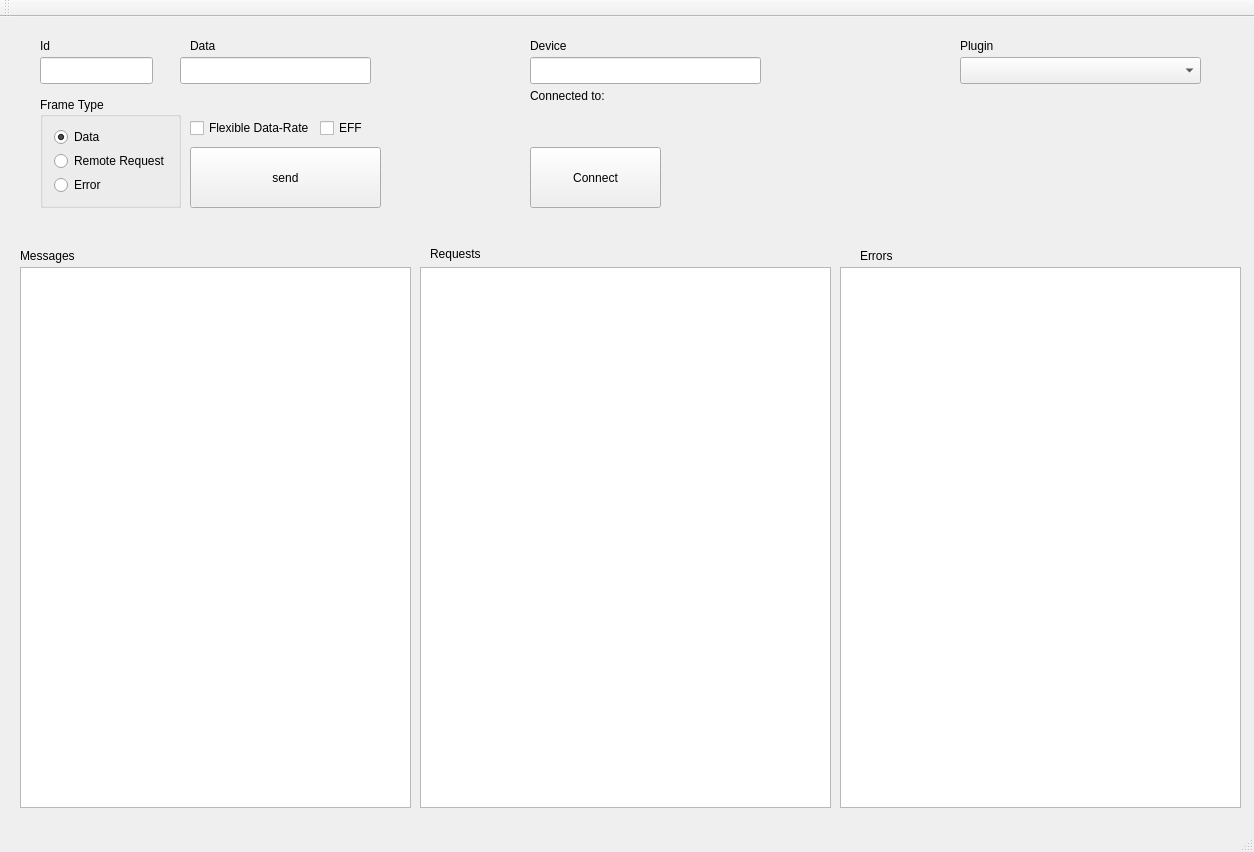
First picture: the form in examples/serialbus/can/mainwindow.ui, repository qt/qtserialbus, before the edit.
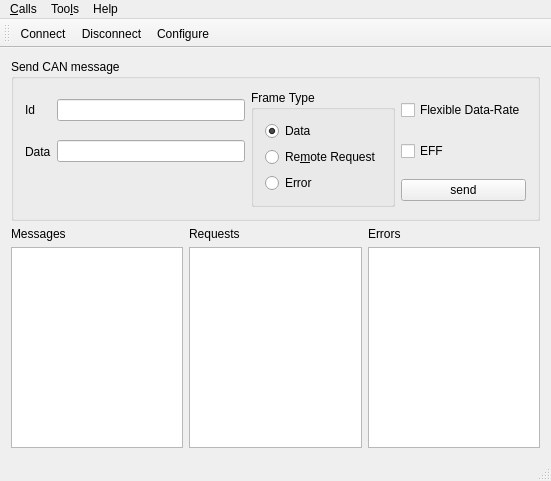
Second picture: the form after the edit. Icons and pictures are not drawn.

The edit to the form file:
```diff
--- a/examples/serialbus/can/mainwindow.ui
+++ b/examples/serialbus/can/mainwindow.ui
@@ -6,292 +6,174 @@
    <rect>
     <x>0</x>
     <y>0</y>
-    <width>1254</width>
-    <height>852</height>
+    <width>551</width>
+    <height>481</height>
    </rect>
   </property>
   <property name="windowTitle">
    <string>MainWindow</string>
   </property>
   <widget class="QWidget" name="centralWidget">
-   <widget class="QLineEdit" name="lineEdit">
-    <property name="geometry">
-     <rect>
-      <x>180</x>
-      <y>40</y>
-      <width>191</width>
-      <height>27</height>
-     </rect>
-    </property>
-   </widget>
-   <widget class="QPushButton" name="sendButton">
-    <property name="geometry">
-     <rect>
-      <x>190</x>
-      <y>130</y>
-      <width>191</width>
-      <height>61</height>
-     </rect>
-    </property>
-    <property name="text">
-     <string>send</string>
-    </property>
-   </widget>
-   <widget class="QListWidget" name="listWidget">
-    <property name="geometry">
-     <rect>
-      <x>20</x>
-      <y>250</y>
-      <width>391</width>
-      <height>541</height>
-     </rect>
-    </property>
-   </widget>
-   <widget class="QLineEdit" name="idEdit">
-    <property name="geometry">
-     <rect>
-      <x>40</x>
-      <y>40</y>
-      <width>113</width>
-      <height>27</height>
-     </rect>
-    </property>
-   </widget>
-   <widget class="QLabel" name="label">
-    <property name="geometry">
-     <rect>
-      <x>40</x>
-      <y>20</y>
-      <width>67</width>
-      <height>17</height>
-     </rect>
-    </property>
-    <property name="text">
-     <string>Id</string>
-    </property>
-   </widget>
-   <widget class="QLabel" name="label_2">
-    <property name="geometry">
-     <rect>
-      <x>190</x>
-      <y>20</y>
-      <width>67</width>
-      <height>17</height>
-     </rect>
-    </property>
-    <property name="text">
-     <string>Data</string>
-    </property>
-   </widget>
-   <widget class="QCheckBox" name="EFF">
-    <property name="geometry">
-     <rect>
-      <x>320</x>
-      <y>100</y>
-      <width>97</width>
-      <height>22</height>
-     </rect>
-    </property>
-    <property name="text">
-     <string>EFF</string>
-    </property>
-   </widget>
-   <widget class="QListWidget" name="requestList">
-    <property name="geometry">
-     <rect>
-      <x>420</x>
-      <y>250</y>
-      <width>411</width>
-      <height>541</height>
-     </rect>
-    </property>
-   </widget>
-   <widget class="QListWidget" name="errorList">
-    <property name="geometry">
-     <rect>
-      <x>840</x>
-      <y>250</y>
-      <width>401</width>
-      <height>541</height>
-     </rect>
-    </property>
-   </widget>
-   <widget class="QLabel" name="label_4">
-    <property name="geometry">
-     <rect>
-      <x>20</x>
-      <y>230</y>
-      <width>67</width>
-      <height>17</height>
-     </rect>
-    </property>
-    <property name="text">
-     <string>Messages</string>
-    </property>
-   </widget>
-   <widget class="QLabel" name="label_5">
-    <property name="geometry">
-     <rect>
-      <x>430</x>
-      <y>227</y>
-      <width>67</width>
-      <height>20</height>
-     </rect>
-    </property>
-    <property name="text">
-     <string>Requests</string>
-    </property>
-   </widget>
-   <widget class="QLabel" name="label_6">
-    <property name="geometry">
-     <rect>
-      <x>860</x>
-      <y>230</y>
-      <width>67</width>
-      <height>17</height>
-     </rect>
-    </property>
-    <property name="text">
-     <string>Errors</string>
-    </property>
-   </widget>
-   <widget class="QCheckBox" name="fdBox">
-    <property name="geometry">
-     <rect>
-      <x>190</x>
-      <y>100</y>
-      <width>161</width>
-      <height>22</height>
-     </rect>
-    </property>
-    <property name="text">
-     <string>Flexible Data-Rate</string>
-    </property>
-   </widget>
-   <widget class="QPushButton" name="connectButton">
-    <property name="geometry">
-     <rect>
-      <x>530</x>
-      <y>130</y>
-      <width>131</width>
-      <height>61</height>
-     </rect>
-    </property>
-    <property name="text">
-     <string>Connect</string>
-    </property>
-   </widget>
-   <widget class="QLineEdit" name="deviceEdit">
-    <property name="geometry">
-     <rect>
-      <x>530</x>
-      <y>40</y>
-      <width>231</width>
-      <height>27</height>
-     </rect>
-    </property>
-   </widget>
-   <widget class="QLabel" name="label_3">
-    <property name="geometry">
-     <rect>
-      <x>530</x>
-      <y>20</y>
-      <width>67</width>
-      <height>17</height>
-     </rect>
-    </property>
-    <property name="text">
-     <string>Device</string>
-    </property>
-   </widget>
-   <widget class="QLabel" name="deviceLabel">
-    <property name="geometry">
-     <rect>
-      <x>530</x>
-      <y>70</y>
-      <width>441</width>
-      <height>17</height>
-     </rect>
-    </property>
-    <property name="text">
-     <string>Connected to:</string>
-    </property>
-   </widget>
-   <widget class="QComboBox" name="pluginBox">
-    <property name="geometry">
-     <rect>
-      <x>960</x>
-      <y>40</y>
-      <width>241</width>
-      <height>27</height>
-     </rect>
-    </property>
-   </widget>
-   <widget class="QLabel" name="label_7">
-    <property name="geometry">
-     <rect>
-      <x>960</x>
-      <y>20</y>
-      <width>67</width>
-      <height>17</height>
-     </rect>
-    </property>
-    <property name="text">
-     <string>Plugin</string>
-    </property>
-   </widget>
-   <widget class="QGroupBox" name="groupBox">
-    <property name="geometry">
-     <rect>
-      <x>40</x>
-      <y>80</y>
-      <width>141</width>
-      <height>111</height>
-     </rect>
-    </property>
-    <property name="title">
-     <string>Frame Type</string>
-    </property>
-    <property name="checkable">
-     <bool>false</bool>
-    </property>
-    <layout class="QVBoxLayout" name="verticalLayout">
-     <item>
-      <widget class="QRadioButton" name="dataFrame">
-       <property name="text">
-        <string>Data</string>
-       </property>
-       <property name="checked">
-        <bool>true</bool>
-       </property>
-      </widget>
-     </item>
-     <item>
-      <widget class="QRadioButton" name="remoteFrame">
-       <property name="text">
-        <string>Remote Request</string>
-       </property>
-      </widget>
-     </item>
-     <item>
-      <widget class="QRadioButton" name="errorFrame">
-       <property name="text">
-        <string>Error</string>
-       </property>
-      </widget>
-     </item>
-    </layout>
-   </widget>
+   <layout class="QGridLayout" name="gridLayout_3">
+    <item row="0" column="0">
+     <widget class="QGroupBox" name="sendMessagesBox">
+      <property name="title">
+       <string>Send CAN message</string>
+      </property>
+      <layout class="QHBoxLayout" name="horizontalLayout">
+       <item>
+        <layout class="QGridLayout" name="gridLayout">
+         <item row="0" column="0">
+          <widget class="QLabel" name="label">
+           <property name="text">
+            <string>Id</string>
+           </property>
+          </widget>
+         </item>
+         <item row="0" column="1">
+          <widget class="QLineEdit" name="idEdit"/>
+         </item>
+         <item row="0" column="2" rowspan="3">
+          <widget class="QGroupBox" name="groupBox">
+           <property name="title">
+            <string>Frame Type</string>
+           </property>
+           <property name="checkable">
+            <bool>false</bool>
+           </property>
+           <layout class="QVBoxLayout" name="verticalLayout">
+            <item>
+             <widget class="QRadioButton" name="dataFrame">
+              <property name="text">
+               <string>Data</string>
+              </property>
+              <property name="checked">
+               <bool>true</bool>
+              </property>
+             </widget>
+            </item>
+            <item>
+             <widget class="QRadioButton" name="remoteFrame">
+              <property name="text">
+               <string>Re&amp;mote Request</string>
+              </property>
+             </widget>
+            </item>
+            <item>
+             <widget class="QRadioButton" name="errorFrame">
+              <property name="text">
+               <string>Error</string>
+              </property>
+             </widget>
+            </item>
+           </layout>
+          </widget>
+         </item>
+         <item row="0" column="3">
+          <widget class="QCheckBox" name="fdBox">
+           <property name="text">
+            <string>Flexible Data-Rate</string>
+           </property>
+          </widget>
+         </item>
+         <item row="1" column="3">
+          <widget class="QCheckBox" name="EFF">
+           <property name="text">
+            <string>EFF</string>
+           </property>
+          </widget>
+         </item>
+         <item row="2" column="3">
+          <widget class="QPushButton" name="sendButton">
+           <property name="text">
+            <string>send</string>
+           </property>
+          </widget>
+         </item>
+         <item row="1" column="1">
+          <widget class="QLineEdit" name="lineEdit"/>
+         </item>
+         <item row="1" column="0">
+          <widget class="QLabel" name="label_2">
+           <property name="text">
+            <string>Data</string>
+           </property>
+          </widget>
+         </item>
+        </layout>
+       </item>
+      </layout>
+     </widget>
+    </item>
+    <item row="1" column="0">
+     <layout class="QGridLayout" name="gridLayout_2">
+      <item row="0" column="0">
+       <widget class="QLabel" name="label_4">
+        <property name="text">
+         <string>Messages</string>
+        </property>
+       </widget>
+      </item>
+      <item row="0" column="1">
+       <widget class="QLabel" name="label_5">
+        <property name="text">
+         <string>Requests</string>
+        </property>
+       </widget>
+      </item>
+      <item row="0" column="2">
+       <widget class="QLabel" name="label_6">
+        <property name="text">
+         <string>Errors</string>
+        </property>
+       </widget>
+      </item>
+      <item row="1" column="0">
+       <widget class="QListWidget" name="listWidget"/>
+      </item>
+      <item row="1" column="1">
+       <widget class="QListWidget" name="requestList"/>
+      </item>
+      <item row="1" column="2">
+       <widget class="QListWidget" name="errorList"/>
+      </item>
+     </layout>
+    </item>
+   </layout>
   </widget>
   <widget class="QMenuBar" name="menuBar">
    <property name="geometry">
     <rect>
      <x>0</x>
      <y>0</y>
-     <width>1254</width>
-     <height>20</height>
+     <width>551</width>
+     <height>23</height>
     </rect>
    </property>
+   <widget class="QMenu" name="menuCalls">
+    <property name="title">
+     <string>&amp;Calls</string>
+    </property>
+    <addaction name="actionConnect"/>
+    <addaction name="actionDisconnect"/>
+    <addaction name="separator"/>
+    <addaction name="actionQuit"/>
+   </widget>
+   <widget class="QMenu" name="menuTools">
+    <property name="title">
+     <string>Too&amp;ls</string>
+    </property>
+    <addaction name="actionConfigure"/>
+   </widget>
+   <widget class="QMenu" name="menuHelp">
+    <property name="title">
+     <string>Help</string>
+    </property>
+    <addaction name="actionAboutQt"/>
+   </widget>
+   <addaction name="menuCalls"/>
+   <addaction name="menuTools"/>
+   <addaction name="menuHelp"/>
   </widget>
   <widget class="QToolBar" name="mainToolBar">
    <attribute name="toolBarArea">
@@ -300,8 +182,52 @@
    <attribute name="toolBarBreak">
     <bool>false</bool>
    </attribute>
+   <addaction name="actionConnect"/>
+   <addaction name="actionDisconnect"/>
+   <addaction name="actionConfigure"/>
   </widget>
   <widget class="QStatusBar" name="statusBar"/>
+  <action name="actionConnect">
+   <property name="icon">
+    <iconset resource="can.qrc">
+     <normaloff>:/images/connect.png</normaloff>:/images/connect.png</iconset>
+   </property>
+   <property name="text">
+    <string>&amp;Connect</string>
+   </property>
+  </action>
+  <action name="actionDisconnect">
+   <property name="icon">
+    <iconset resource="can.qrc">
+     <normaloff>:/images/disconnect.png</normaloff>:/images/disconnect.png</iconset>
+   </property>
+   <property name="text">
+    <string>&amp;Disconnect</string>
+   </property>
+  </action>
+  <action name="actionQuit">
+   <property name="icon">
+    <iconset resource="can.qrc">
+     <normaloff>:/images/application-exit.png</normaloff>:/images/application-exit.png</iconset>
+   </property>
+   <property name="text">
+    <string>&amp;Quit</string>
+   </property>
+  </action>
+  <action name="actionConfigure">
+   <property name="icon">
+    <iconset resource="can.qrc">
+     <normaloff>:/images/settings.png</normaloff>:/images/settings.png</iconset>
+   </property>
+   <property name="text">
+    <string>&amp;Configure</string>
+   </property>
+  </action>
+  <action name="actionAboutQt">
+   <property name="text">
+    <string>&amp;About Qt</string>
+   </property>
+  </action>
  </widget>
  <layoutdefault spacing="6" margin="11"/>
  <resources/>
```
Left out of the diff: 4 changed lines with no effect on the pictures.
